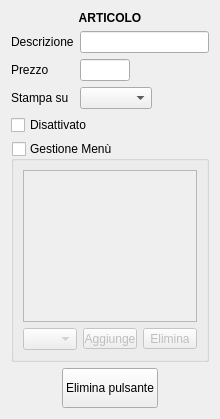
Before: the Qt Designer form src/dettagliarticolo.ui in mtonin/gestcassa, drawn with Qt 5.
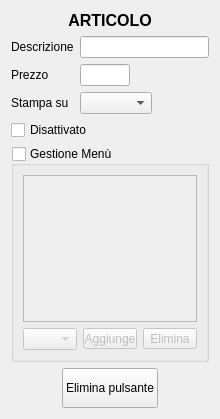
After: the same form once the commit is applied.

```diff
--- a/src/dettagliarticolo.ui
+++ b/src/dettagliarticolo.ui
@@ -24,6 +24,7 @@
     <widget class="QLabel" name="label">
      <property name="font">
       <font>
+       <pointsize>12</pointsize>
        <weight>75</weight>
        <bold>true</bold>
       </font>
```
